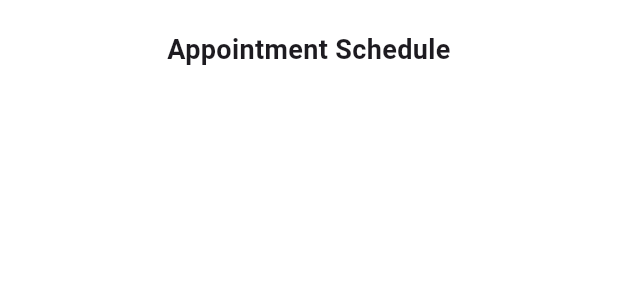
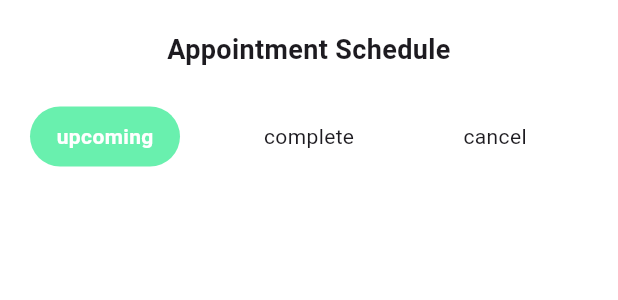
Before and after one commit to natanmuletahunde/DR-Apponitment_app, a Flutter app: the AppointmentPage widget shown alone on an empty page, opened directly, on a phone screen of 412 x 824 dp. Shown: the top 300 px of the screen. Run offline on Flutter 3.47's test engine with Material 3 defaults, Android fonts, the phone set to English and light mode, and no system bars; our stand-ins replace font_awesome_flutter.

Commit message:
make the appointment buttons to animated

```diff
--- a/lib/screens/appointment_page.dart
+++ b/lib/screens/appointment_page.dart
@@ -1,5 +1,5 @@
+import 'package:drappointment/utils/config.dart';
 import 'package:flutter/material.dart';
-import 'package:drappointment/utils/config.dart';
 
 class AppointmentPage extends StatefulWidget {
   const AppointmentPage({super.key});
@@ -75,27 +75,54 @@ class _AppointmentPageState extends State<AppointmentPage> {
                   child: Row(
                     mainAxisAlignment: MainAxisAlignment.center,
                     children: [
-                    for(FilterStatus filterStatus in FilterStatus.values)
-                      Expanded(child: GestureDetector(
-                        onTap:() {
+                      for (FilterStatus filterStatus in FilterStatus.values)
+                        Expanded(
+                          child: GestureDetector(
+                            onTap: () {
                               setState(() {
-                             if(filterStatus ==FilterStatus.upcoming){
-                              status= FilterStatus.upcoming;
+                                if (filterStatus == FilterStatus.upcoming) {
+                                  status = FilterStatus.upcoming;
                                   _alignment = Alignment.centerLeft;
-                             }
-                             else if (FilterStatus==FilterStatus.complete){
-                              status= FilterStatus.complete;
-                              _alignment = Alignment.centerLeft;
+                                } else if (filterStatus == FilterStatus.complete) {
+                                  status = FilterStatus.complete;
+                                  _alignment = Alignment.center;
+                                } else if (filterStatus == FilterStatus.cancel) {
+                                  status = FilterStatus.cancel;
+                                  _alignment = Alignment.centerRight;
                                 }
                               });
                             },
-                      ))
+                            child: Center(
+                              child: Text(filterStatus.name), // Fixed this line
+                            ),
+                          ),
+                        ),
+                    ],
+                  ),
+                ),
+                  AnimatedAlign(alignment:_alignment, duration: Duration(milliseconds: 200),
+                  child: Container(
+                    width: 100,
+                    height: 40,
+                    decoration: BoxDecoration(
+                      color: Config.primaryColor,
+                      borderRadius: BorderRadius.circular(20),
+                    ),
+                    child: Center(
+                      child: Text(
+                        status.name,
+                        style: const TextStyle(
+                          color: Colors.white,
+                          fontWeight: FontWeight.bold
+                        ),
+                      ),
+                    ),
+                  ),
+                  ),
 
               ],
             ),
-                )
-               ],
-            )
+
           ],
         ),
       ),
```
Lines whose indentation alone changed are shown as unchanged.
